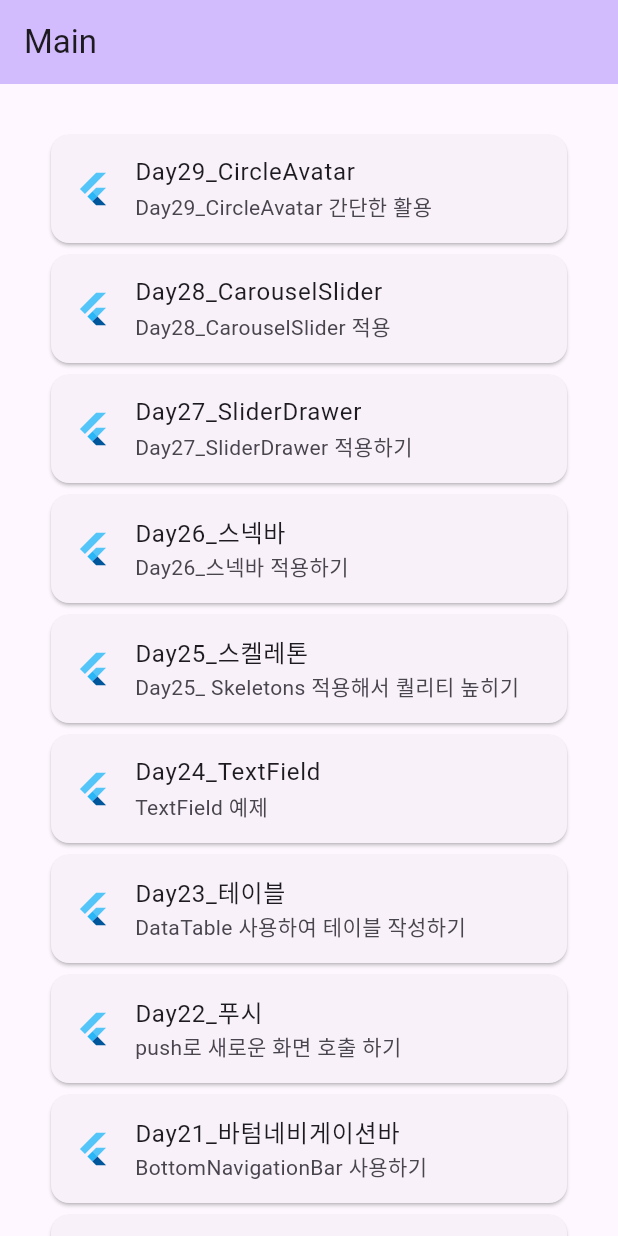
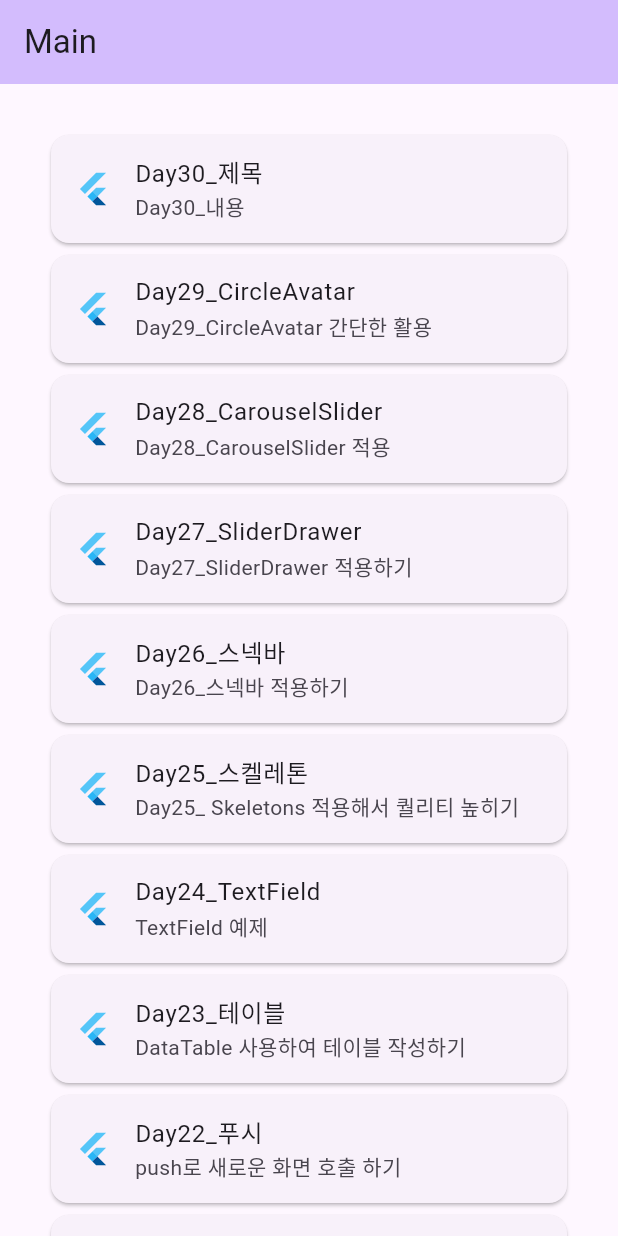
Before and after one commit to junselee42/flutter_study, a Flutter app: the screen it shows after launch, on a phone screen of 412 x 824 dp. Run offline on Flutter 3.47's test engine with Material 2 defaults, Android fonts, the phone set to English and light mode, and no system bars; our stand-ins replace carousel_slider, dio, flutter_slider_drawer, skeletons.

Commit message:
chore: add Card -리스트뷰에 예제29 프레임 추가

```diff
--- a/lib/main.dart
+++ b/lib/main.dart
@@ -43,6 +43,17 @@ class _MyHomePageState extends State<MyHomePage> {
       body: ListView(
         padding: const EdgeInsets.all(30),
         children: [
+          Card(
+            child: ListTile(
+              leading: const FlutterLogo(),
+              title: const Text('Day30_제목'),
+              subtitle: const Text('Day30_내용'),
+              hoverColor: Colors.purple,
+              onTap: () {
+                Navigator.of(context).pushNamed('/thirtieth');
+              },
+            ),
+          ),
           Card(
             child: ListTile(
               leading: const FlutterLogo(),
--- a/lib/router/router.dart
+++ b/lib/router/router.dart
@@ -29,6 +29,7 @@ import 'package:flutter00/router/pages/twentysix.dart';
 import 'package:flutter00/router/pages/twentyseven.dart';
 import 'package:flutter00/router/pages/twentyeight.dart';
 import 'package:flutter00/router/pages/twentynine.dart';
+import 'package:flutter00/router/pages/thirty.dart';
 
 final routes = {
   '/': (BuildContext context) => const MyHomePage(title: "Main"),
@@ -61,4 +62,5 @@ final routes = {
   '/twentyseventh': (BuildContext context) => const TwentySevenPage(),
   '/twentyeighth': (BuildContext context) => const TwentyEightPage(),
   '/twentyninth': (BuildContext context) => const TwentyNinePage(),
+  '/thirtieth': (BuildContext context) => const ThirtyPage(),
 };
```
Also changed, not shown: lib/router/pages/thirty.dart (added, +17 -0 lines).
